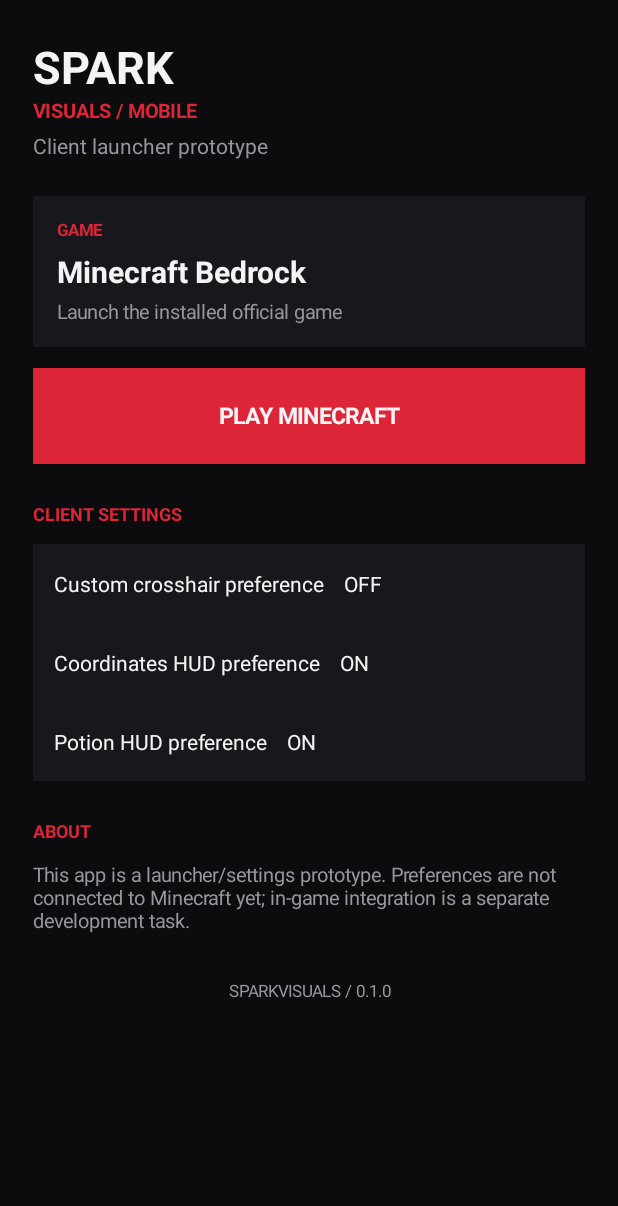
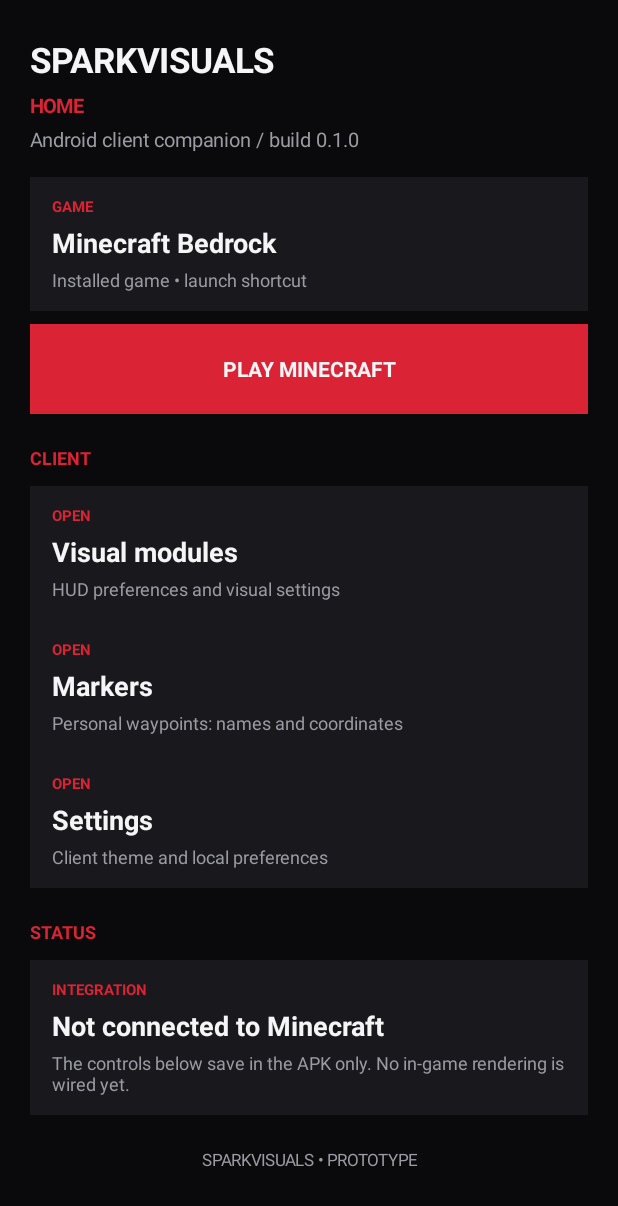
Before and after one commit to clonzzq/sparkvisuals-and, an Android app: the screen it shows after launch (MainActivity), on a phone screen of 412 x 824 dp. Shown: the top 1206 px of the screen. Run offline under Robolectric (Android 15) with nearby library versions, the phone set to English and light mode, and no system bars; 1 statement that could not run was skipped.

Commit message:
Implement SparkVisuals app dashboard, module preferences, and waypoint UI

```diff
--- a/SparkVisualsApp/app/src/main/java/com/sparkvisuals/client/MainActivity.kt
+++ b/SparkVisualsApp/app/src/main/java/com/sparkvisuals/client/MainActivity.kt
@@ -6,72 +6,164 @@ import android.graphics.Color
 import android.graphics.Typeface
 import android.view.Gravity
 import android.view.View
-import android.widget.LinearLayout
-import android.widget.TextView
-import android.widget.Toast
+import android.widget.*
+import org.json.JSONArray
+import org.json.JSONObject
 
 class MainActivity : Activity() {
-    private val bg = Color.rgb(12, 12, 14)
-    private val cardColor = Color.rgb(24, 24, 28)
-    private val red = Color.rgb(220, 38, 55)
-    private val white = Color.rgb(244, 244, 246)
-    private val muted = Color.rgb(150, 150, 158)
+    private val bg = Color.rgb(10, 10, 12)
+    private val panel = Color.rgb(25, 25, 29)
+    private val red = Color.rgb(218, 35, 52)
+    private val fg = Color.rgb(245, 245, 247)
+    private val dim = Color.rgb(155, 155, 163)
+    private val prefs by lazy { getSharedPreferences("sparkvisuals", MODE_PRIVATE) }
+    private lateinit var content: LinearLayout
 
     override fun onCreate(savedInstanceState: Bundle?) {
         super.onCreate(savedInstanceState)
-        val root = LinearLayout(this).apply {
-            orientation = LinearLayout.VERTICAL
-            setPadding(dp(22), dp(24), dp(22), dp(24))
-            setBackgroundColor(bg)
-        }
-        root.addView(text("SPARK", 30, white, true))
-        root.addView(text("VISUALS / MOBILE", 13, red, true))
-        root.addView(text("Client launcher prototype", 14, muted, false).apply { setPadding(0, dp(5), 0, dp(24)) })
-        root.addView(gameCard())
-        val play = button("PLAY MINECRAFT", red, white)
-        root.addView(play, params(dp(64)))
-        play.setOnClickListener { launchMinecraft() }
+        showHome()
+    }
 
-        root.addView(section("CLIENT SETTINGS"))
-        val prefs = getSharedPreferences("sparkvisuals", MODE_PRIVATE)
-        root.addView(toggleRow("Custom crosshair preference", prefs.getBoolean("crosshair", false)) { v -> prefs.edit().putBoolean("crosshair", v).apply() })
-        root.addView(toggleRow("Coordinates HUD preference", prefs.getBoolean("coordinates", true)) { v -> prefs.edit().putBoolean("coordinates", v).apply() })
-        root.addView(toggleRow("Potion HUD preference", prefs.getBoolean("potions", true)) { v -> prefs.edit().putBoolean("potions", v).apply() })
-        root.addView(section("ABOUT"))
-        root.addView(text("This app is a launcher/settings prototype. Preferences are not connected to Minecraft yet; in-game integration is a separate development task.", 13, muted, false))
-        root.addView(text("SPARKVISUALS / 0.1.0", 11, muted, false).apply { gravity = Gravity.CENTER; setPadding(0, dp(30), 0, 0) })
+    private fun base(title: String, subtitle: String): LinearLayout {
+        val outer = LinearLayout(this).apply { orientation = LinearLayout.VERTICAL; setBackgroundColor(bg) }
+        val header = LinearLayout(this).apply { orientation = LinearLayout.VERTICAL; setPadding(dp(20), dp(24), dp(20), dp(16)) }
+        header.addView(label("SPARKVISUALS", 23, fg, true))
+        header.addView(label(title.uppercase(), 13, red, true).apply { setPadding(0, dp(6), 0, 0) })
+        header.addView(label(subtitle, 13, dim, false).apply { setPadding(0, dp(5), 0, 0) })
+        outer.addView(header)
+        content = LinearLayout(this).apply { orientation = LinearLayout.VERTICAL; setPadding(dp(20), 0, dp(20), dp(22)) }
+        val scroll = ScrollView(this).apply { addView(content) }
+        outer.addView(scroll, LinearLayout.LayoutParams(-1, 0, 1f))
+        return outer
+    }
+
+    private fun showHome() {
+        val root = base("Home", "Android client companion / build 0.1.0")
+        content.addView(panel("GAME", "Minecraft Bedrock", "Installed game • launch shortcut"))
+        val play = button("PLAY MINECRAFT", red, fg)
+        content.addView(play, params(dp(60)))
+        play.setOnClickListener { launchGame() }
+        content.addView(section("CLIENT"))
+        content.addView(navCard("Visual modules", "HUD preferences and visual settings") { showModules() })
+        content.addView(navCard("Markers", "Personal waypoints: names and coordinates") { showMarkers() })
+        content.addView(navCard("Settings", "Client theme and local preferences") { showSettings() })
+        content.addView(section("STATUS"))
+        content.addView(panel("INTEGRATION", "Not connected to Minecraft", "The controls below save in the APK only. No in-game rendering is wired yet."))
+        content.addView(label("SPARKVISUALS • PROTOTYPE", 11, dim, false).apply { gravity = Gravity.CENTER; setPadding(0, dp(22), 0, 0) })
         setContentView(root)
     }
 
-    private fun launchMinecraft() {
-        val intent = packageManager.getLaunchIntentForPackage("com.mojang.minecraftpe")
-        if (intent == null) {
-            Toast.makeText(this, "Minecraft Bedrock not found. Install the official game first.", Toast.LENGTH_LONG).show()
-            return
+    private fun showModules() {
+        val root = base("Visuals", "Local preferences — not yet rendered in-game")
+        content.addView(navCard("← Back", "Return to dashboard") { showHome() })
+        content.addView(section("HUD ELEMENT PREFERENCES"))
+        listOf(
+            "FPS counter" to true, "CPS counter" to false, "Coordinates" to true,
+            "Potion effects" to true, "Armor display" to true, "Cooldown display" to false,
+            "Custom crosshair" to false, "Zoom preference" to false, "HUD layout editor" to false
+        ).forEach { (name, default) ->
+            content.addView(toggle(name, default, "pref_module_"+key(name)))
         }
-        try { startActivity(intent) } catch (e: Exception) {
-            Toast.makeText(this, "Launch failed: ${e.message}", Toast.LENGTH_LONG).show()
-        }
+        content.addView(section("DISCLAIMER"))
+        content.addView(label("These are saved configuration flags. They currently do not change Minecraft's screen.", 13, dim, false))
+        setContentView(root)
     }
 
-    private fun gameCard(): View {
-        val box = LinearLayout(this).apply { orientation = LinearLayout.VERTICAL; setPadding(dp(16), dp(15), dp(16), dp(15)); setBackgroundColor(cardColor) }
-        box.addView(text("GAME", 11, red, true))
-        box.addView(text("Minecraft Bedrock", 20, white, true).apply { setPadding(0, dp(7), 0, dp(4)) })
-        box.addView(text("Launch the installed official game", 13, muted, false))
+    private fun showSettings() {
+        val root = base("Settings", "Saved locally on this device")
+        content.addView(navCard("← Back", "Return to dashboard") { showHome() })
+        content.addView(section("PREFERENCES"))
+        content.addView(toggle("Crimson theme", true, "pref_theme"))
+        content.addView(toggle("Show integration status", true, "pref_status"))
+        content.addView(section("APP INFO"))
+        content.addView(panel("VERSION", "0.1.0 prototype", "Standalone Android app • Kotlin"))
+        content.addView(panel("GAME", "Minecraft Bedrock", "Launches the official installed game by package name"))
+        setContentView(root)
+    }
+
+    private fun showMarkers() {
+        val root = base("Markers", "Personal waypoints only — no automatic detection")
+        content.addView(navCard("← Back", "Return to dashboard") { showHome() })
+        content.addView(section("ADD WAYPOINT"))
+        val name = EditText(this).apply { hint = "Marker name (e.g. Base)"; setTextColor(fg); setHintTextColor(dim); setSingleLine(); setBackgroundColor(panel) }
+        val x = coordinateInput("X")
+        val y = coordinateInput("Y")
+        val z = coordinateInput("Z")
+        content.addView(name, params(dp(52)))
+        content.addView(x, params(dp(50)))
+        content.addView(y, params(dp(50)))
+        content.addView(z, params(dp(50)))
+        val save = button("SAVE MARKER", red, fg)
+        content.addView(save, params(dp(54)))
+        save.setOnClickListener {
+            val n = name.text.toString().trim()
+            val xv = x.text.toString().toDoubleOrNull()
+            val yv = y.text.toString().toDoubleOrNull()
+            val zv = z.text.toString().toDoubleOrNull()
+            if (n.isBlank() || xv == null || yv == null || zv == null) {
+                Toast.makeText(this, "Enter a name and numeric X/Y/Z coordinates.", Toast.LENGTH_SHORT).show()
+            } else {
+                val arr = loadMarkers()
+                arr.put(JSONObject().put("name", n).put("x", xv).put("y", yv).put("z", zv))
+                prefs.edit().putString("markers_json", arr.toString()).apply()
+                showMarkers()
+            }
+        }
+        content.addView(section("SAVED WAYPOINTS"))
+        val markers = loadMarkers()
+        if (markers.length() == 0) content.addView(panel("EMPTY", "No markers saved", "Add a waypoint above."))
+        for (i in 0 until markers.length()) {
+            val item = markers.optJSONObject(i) ?: continue
+            val entry = panel("WAYPOINT", item.optString("name"), "X ${item.optDouble("x")}   Y ${item.optDouble("y")}   Z ${item.optDouble("z")}")
+            content.addView(entry, params(dp(86)))
+            val remove = button("DELETE", Color.rgb(70, 25, 30), fg)
+            content.addView(remove, params(dp(42)))
+            remove.setOnClickListener {
+                val newArr = JSONArray()
+                for (j in 0 until markers.length()) if (j != i) newArr.put(markers.get(j))
+                prefs.edit().putString("markers_json", newArr.toString()).apply()
+                showMarkers()
+            }
+        }
+        content.addView(label("Waypoint data is stored locally. Distance calculation and in-game display are not implemented.", 12, dim, false).apply { setPadding(0, dp(16), 0, 0) })
+        setContentView(root)
+    }
+
+    private fun loadMarkers(): JSONArray = try { JSONArray(prefs.getString("markers_json", "[]")) } catch (_: Exception) { JSONArray() }
+    private fun coordinateInput(axis: String) = EditText(this).apply { hint = "$axis coordinate"; inputType = 8194; setTextColor(fg); setHintTextColor(dim); setSingleLine(); setBackgroundColor(panel) }
+
+    private fun toggle(title: String, default: Boolean, key: String): View {
+        val enabled = prefs.getBoolean(key, default)
+        val row = LinearLayout(this).apply { orientation = LinearLayout.HORIZONTAL; gravity = Gravity.CENTER_VERTICAL; setPadding(dp(13), dp(13), dp(13), dp(13)); setBackgroundColor(panel) }
+        row.addView(label(title, 14, fg, false), LinearLayout.LayoutParams(0, -2, 1f))
+        val sw = Switch(this).apply { isChecked = enabled; buttonTintList = null }
+        row.addView(sw)
+        sw.setOnCheckedChangeListener { _, value -> prefs.edit().putBoolean(key, value).apply() }
+        return row
+    }
+
+    private fun navCard(title: String, subtitle: String, action: () -> Unit): View {
+        val v = panel("OPEN", title, subtitle)
+        v.setOnClickListener(action)
+        return v
+    }
+    private fun panel(tag: String, title: String, subtitle: String): View {
+        val box = LinearLayout(this).apply { orientation = LinearLayout.VERTICAL; setPadding(dp(15), dp(13), dp(15), dp(13)); setBackgroundColor(panel) }
+        box.addView(label(tag, 10, red, true))
+        box.addView(label(title, 18, fg, true).apply { setPadding(0, dp(5), 0, dp(4)) })
+        box.addView(label(subtitle, 12, dim, false))
         return box
     }
-    private fun section(s: String) = text(s, 12, red, true).apply { setPadding(0, dp(25), 0, dp(12)) }
-    private fun button(label: String, color: Int, fg: Int) = TextView(this).apply { text = label; textSize = 15f; setTextColor(fg); typeface = Typeface.DEFAULT_BOLD; gravity = Gravity.CENTER; setBackgroundColor(color) }
-    private fun toggleRow(label: String, initial: Boolean, onChange: (Boolean) -> Unit): View {
-        var enabled = initial
-        return TextView(this).apply {
-            text = "$label    ${if (enabled) "ON" else "OFF"}"
-            textSize = 14f; setTextColor(white); setPadding(dp(14), dp(17), dp(14), dp(17)); setBackgroundColor(cardColor)
-            setOnClickListener { enabled = !enabled; text = "$label    ${if (enabled) "ON" else "OFF"}"; onChange(enabled) }
-        }
+    private fun section(s: String) = label(s, 12, red, true).apply { setPadding(0, dp(21), 0, dp(11)) }
+    private fun button(s: String, color: Int, textColor: Int) = TextView(this).apply { text=s; textSize=14f; setTextColor(textColor); typeface=Typeface.DEFAULT_BOLD; gravity=Gravity.CENTER; setBackgroundColor(color) }
+    private fun label(s: String, size: Int, color: Int, bold: Boolean) = TextView(this).apply { text=s; textSize=size.toFloat(); setTextColor(color); if (bold) typeface=Typeface.DEFAULT_BOLD }
+    private fun params(h: Int) = LinearLayout.LayoutParams(-1, h).apply { topMargin=dp(9) }
+    private fun dp(v: Int) = (v*resources.displayMetrics.density).toInt()
+    private fun key(s: String) = s.lowercase().replace(" ", "_")
+
+    private fun launchGame() {
+        val intent = packageManager.getLaunchIntentForPackage("com.mojang.minecraftpe")
+        if (intent == null) Toast.makeText(this, "Minecraft Bedrock is not installed.", Toast.LENGTH_LONG).show()
+        else try { startActivity(intent) } catch (e: Exception) { Toast.makeText(this, "Launch error: ${e.message}", Toast.LENGTH_LONG).show() }
     }
-    private fun text(s: String, size: Int, color: Int, bold: Boolean) = TextView(this).apply { text = s; textSize = size.toFloat(); setTextColor(color); if (bold) typeface = Typeface.DEFAULT_BOLD }
-    private fun params(h: Int) = LinearLayout.LayoutParams(LinearLayout.LayoutParams.MATCH_PARENT, h).apply { topMargin = dp(14) }
-    private fun dp(v: Int) = (v * resources.displayMetrics.density).toInt()
 }
```
